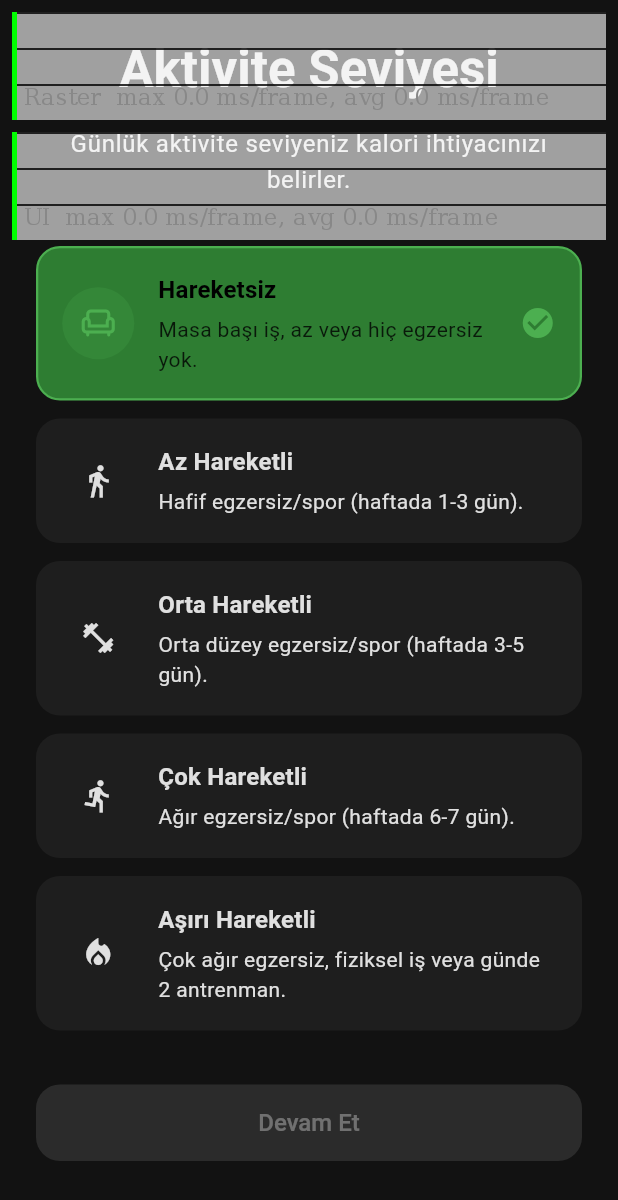
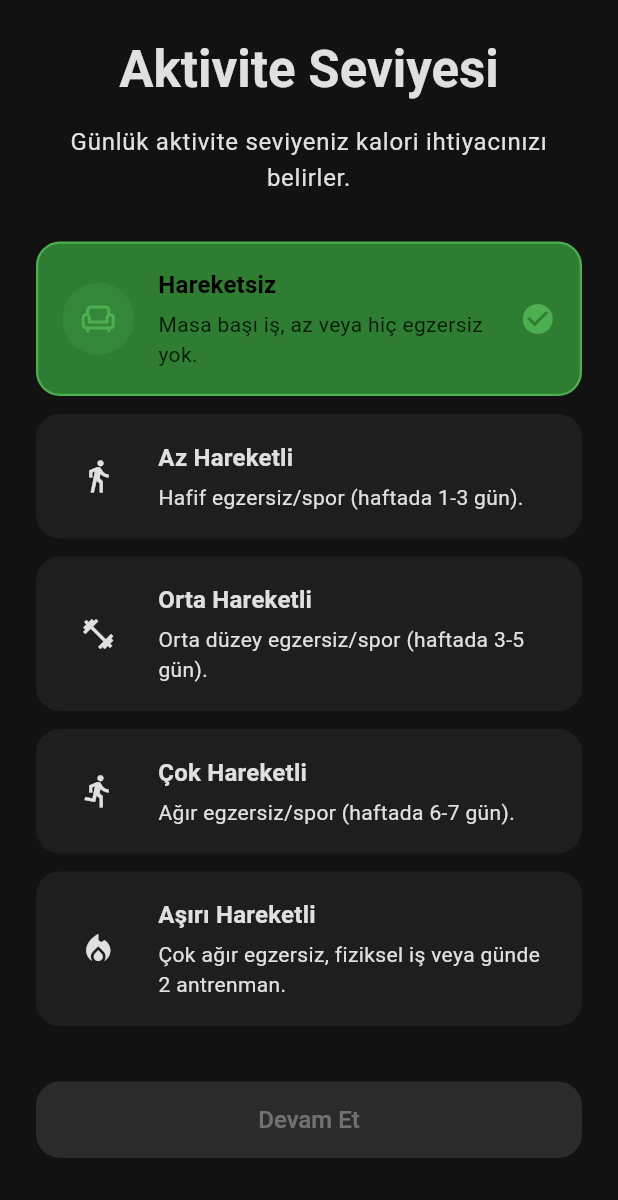
Before and after one commit to berkecibir/calorie_lens_ai, a Flutter app: the ActivityLevelStep widget shown alone on an empty page, opened directly, after a tap on "Hareketsiz", on a phone screen of 412 x 824 dp. Shown: the top 1200 px of the screen. Run offline on Flutter 3.47's test engine with Material 3 defaults, Android fonts, the light colour scheme and no system bars; our stand-ins replace cloud_firestore, dartz, equatable, firebase_auth, firebase_core, flutter_bloc and 5 more; accounts and stored records are empty.

Commit message:
feat: Add onboarding wizard activity level step with UI, text constants, and enum extensions, plus VS Code setup.

```diff
--- /dev/null
+++ b/lib/core/utils/const/onboardin_wizard_texts.dart
@@ -0,0 +1,5 @@
+class OnboardinWizardTexts {
+  static const String activityLevelStepTitle = 'Aktivite Seviyesi';
+  static const String activityLevelStepDescription =
+      'Günlük aktivite seviyeniz kalori ihtiyacınızı belirler.';
+}
--- /dev/null
+++ b/lib/feat/calorie_lens_ai/domain/entities/onboarding_wizard/activity_level_extension.dart
@@ -0,0 +1,49 @@
+import 'package:calorie_lens_ai_app/feat/calorie_lens_ai/domain/entities/onboarding_wizard/user_profile_entity.dart';
+import 'package:flutter/material.dart';
+
+extension ActivityLevelExtension on ActivityLevel {
+  String get title {
+    switch (this) {
+      case ActivityLevel.sedentary:
+        return 'Hareketsiz';
+      case ActivityLevel.lightlyActive:
+        return 'Az Hareketli';
+      case ActivityLevel.moderate:
+        return 'Orta Hareketli';
+      case ActivityLevel.active:
+        return 'Çok Hareketli';
+      case ActivityLevel.veryActive:
+        return 'Aşırı Hareketli';
+    }
+  }
+
+  String get description {
+    switch (this) {
+      case ActivityLevel.sedentary:
+        return 'Masa başı iş, az veya hiç egzersiz yok.';
+      case ActivityLevel.lightlyActive:
+        return 'Hafif egzersiz/spor (haftada 1-3 gün).';
+      case ActivityLevel.moderate:
+        return 'Orta düzey egzersiz/spor (haftada 3-5 gün).';
+      case ActivityLevel.active:
+        return 'Ağır egzersiz/spor (haftada 6-7 gün).';
+      case ActivityLevel.veryActive:
+        return 'Çok ağır egzersiz, fiziksel iş veya günde 2 antrenman.';
+    }
+  }
+
+  IconData get icon {
+    switch (this) {
+      case ActivityLevel.sedentary:
+        return Icons.chair_outlined;
+      case ActivityLevel.lightlyActive:
+        return Icons.directions_walk;
+      case ActivityLevel.moderate:
+        return Icons.fitness_center;
+      case ActivityLevel.active:
+        return Icons.directions_run;
+      case ActivityLevel.veryActive:
+        return Icons.local_fire_department;
+    }
+  }
+}
--- a/lib/feat/calorie_lens_ai/presentation/pages/onboarding_wizard/widgets/steps/activity_level_step.dart
+++ b/lib/feat/calorie_lens_ai/presentation/pages/onboarding_wizard/widgets/steps/activity_level_step.dart
@@ -1,3 +1,8 @@
+import 'package:calorie_lens_ai_app/core/sizes/app_sizes.dart';
+import 'package:calorie_lens_ai_app/core/ui/border/app_border_radius.dart';
+import 'package:calorie_lens_ai_app/core/utils/const/onboardin_wizard_texts.dart';
+import 'package:calorie_lens_ai_app/core/widgets/device_spacing/device_spacing.dart';
+import 'package:calorie_lens_ai_app/feat/calorie_lens_ai/domain/entities/onboarding_wizard/activity_level_extension.dart'; // ✅ YENİ IMPORT
 import 'package:calorie_lens_ai_app/feat/calorie_lens_ai/domain/entities/onboarding_wizard/user_profile_entity.dart';
 import 'package:calorie_lens_ai_app/feat/calorie_lens_ai/presentation/cubits/onboarding_wizard/onboarding_wizard_cubit.dart';
 import 'package:calorie_lens_ai_app/feat/calorie_lens_ai/presentation/cubits/onboarding_wizard/onboarding_wizard_state.dart';
@@ -9,39 +14,19 @@ class ActivityLevelStep extends StatelessWidget {
 
   const ActivityLevelStep({super.key, this.onNext});
 
-  static const Map<ActivityLevel, Map<String, String>> _activityDetails = {
-    ActivityLevel.sedentary: {
-      'title': 'Hareketsiz',
-      'description': 'Masa başı iş, az veya hiç egzersiz yok.',
-      'icon': 'chair',
-    },
-    ActivityLevel.lightlyActive: {
-      'title': 'Az Hareketli',
-      'description': 'Hafif egzersiz/spor (haftada 1-3 gün).',
-      'icon': 'directions_walk',
-    },
-    ActivityLevel.moderate: {
-      'title': 'Orta Hareketli',
-      'description': 'Orta düzey egzersiz/spor (haftada 3-5 gün).',
-      'icon': 'fitness_center',
-    },
-    ActivityLevel.active: {
-      'title': 'Çok Hareketli',
-      'description': 'Ağır egzersiz/spor (haftada 6-7 gün).',
-      'icon': 'run_circle',
-    },
-    ActivityLevel.veryActive: {
-      'title': 'Aşırı Hareketli',
-      'description': 'Çok ağır egzersiz, fiziksel iş veya günde 2 antrenman.',
-      'icon': 'local_fire_department',
-    },
-  };
-
   @override
   Widget build(BuildContext context) {
     final theme = Theme.of(context);
 
     return BlocBuilder<OnboardingWizardCubit, OnboardingWizardState>(
+      buildWhen: (previous, current) {
+        if (previous is OnboardingWizardLoaded &&
+            current is OnboardingWizardLoaded) {
+          return previous.userProfile.activityLevel !=
+              current.userProfile.activityLevel;
+        }
+        return previous != current;
+      },
       builder: (context, state) {
         ActivityLevel? currentLevel;
         if (state is OnboardingWizardLoaded) {
@@ -49,36 +34,34 @@ class ActivityLevelStep extends StatelessWidget {
         }
 
         return SingleChildScrollView(
-          padding: const EdgeInsets.all(24.0),
+          padding: EdgeInsets.all(AppSizes.s24),
           child: Column(
             crossAxisAlignment: CrossAxisAlignment.stretch,
             children: [
               Text(
-                'Aktivite Seviyesi',
+                OnboardinWizardTexts.activityLevelStepTitle,
                 style: theme.textTheme.headlineMedium?.copyWith(
                   fontWeight: FontWeight.bold,
                 ),
                 textAlign: TextAlign.center,
               ),
-              const SizedBox(height: 16),
+              DeviceSpacing.medium.height,
               Text(
-                'Günlük aktivite seviyeniz kalori ihtiyacınızı belirler.',
+                OnboardinWizardTexts.activityLevelStepDescription,
                 style: theme.textTheme.bodyLarge?.copyWith(
                   color: theme.colorScheme.onSurfaceVariant,
                 ),
                 textAlign: TextAlign.center,
               ),
-              const SizedBox(height: 32),
+              DeviceSpacing.xxlarge.height,
               ...ActivityLevel.values.map((level) {
-                final details = _activityDetails[level]!;
                 final isSelected = currentLevel == level;
-
                 return Padding(
-                  padding: const EdgeInsets.only(bottom: 12.0),
+                  padding: EdgeInsets.only(bottom: AppSizes.s12),
                   child: _ActivityCard(
-                    title: details['title']!,
-                    description: details['description']!,
-                    iconData: _getIconData(details['icon']!),
+                    title: level.title,
+                    description: level.description,
+                    iconData: level.icon,
                     isSelected: isSelected,
                     onTap: () {
                       context
@@ -88,13 +71,13 @@ class ActivityLevelStep extends StatelessWidget {
                   ),
                 );
               }),
-              const SizedBox(height: 24),
+              DeviceSpacing.xlarge.height,
               ElevatedButton(
                 onPressed: currentLevel != null ? onNext : null,
                 style: ElevatedButton.styleFrom(
-                  padding: const EdgeInsets.symmetric(vertical: 16),
+                  padding: EdgeInsets.symmetric(vertical: AppSizes.s16),
                   shape: RoundedRectangleBorder(
-                    borderRadius: BorderRadius.circular(16),
+                    borderRadius: AppBorderRadius.circular(AppSizes.s16),
                   ),
                 ),
                 child: const Text('Devam Et'),
@@ -104,24 +87,6 @@ class ActivityLevelStep extends StatelessWidget {
         );
       },
     );
-  }
-
-  IconData _getIconData(String iconName) {
-    switch (iconName) {
-      case 'chair':
-        return Icons
-            .chair_outlined; // chair exists in recent flutter? if not use weekend
-      case 'directions_walk':
-        return Icons.directions_walk;
-      case 'fitness_center':
-        return Icons.fitness_center;
-      case 'run_circle':
-        return Icons.directions_run;
-      case 'local_fire_department':
-        return Icons.local_fire_department;
-      default:
-        return Icons.help_outline;
-    }
   }
 }
 
@@ -148,28 +113,28 @@ class _ActivityCard extends StatelessWidget {
       onTap: onTap,
       child: AnimatedContainer(
         duration: const Duration(milliseconds: 200),
-        padding: const EdgeInsets.all(16),
+        padding: EdgeInsets.all(AppSizes.s16),
         decoration: BoxDecoration(
           color:
               isSelected ? theme.colorScheme.primaryContainer : theme.cardColor,
-          borderRadius: BorderRadius.circular(16),
+          borderRadius: AppBorderRadius.circular(AppSizes.s16),
           border: Border.all(
             color: isSelected ? theme.colorScheme.primary : Colors.transparent,
-            width: 1.5,
+            width: AppSizes.s1 + 0.5,
           ),
           boxShadow: [
             if (!isSelected)
               BoxShadow(
                 color: Colors.black.withOpacity(0.03),
-                blurRadius: 4,
-                offset: const Offset(0, 2),
+                blurRadius: AppSizes.s4,
+                offset: Offset(AppSizes.s0, AppSizes.s2),
               ),
           ],
         ),
         child: Row(
           children: [
             Container(
-              padding: const EdgeInsets.all(12),
+              padding: EdgeInsets.all(AppSizes.s12),
               decoration: BoxDecoration(
                 color: isSelected
                     ? theme.colorScheme.primary.withOpacity(0.2)
@@ -184,7 +149,7 @@ class _ActivityCard extends StatelessWidget {
                     : theme.colorScheme.onSurfaceVariant,
               ),
             ),
-            const SizedBox(width: 16),
+            SizedBox(width: AppSizes.s16),
             Expanded(
               child: Column(
                 crossAxisAlignment: CrossAxisAlignment.start,
@@ -198,7 +163,7 @@ class _ActivityCard extends StatelessWidget {
                           : theme.colorScheme.onSurface,
                     ),
                   ),
-                  const SizedBox(height: 4),
+                  SizedBox(height: AppSizes.s4),
                   Text(
                     description,
                     style: theme.textTheme.bodyMedium?.copyWith(
--- a/lib/main.dart
+++ b/lib/main.dart
@@ -5,8 +5,7 @@ import 'package:calorie_lens_ai_app/core/init/app_init.dart';
 import 'package:calorie_lens_ai_app/core/routes/app_routes.dart';
 import 'package:calorie_lens_ai_app/core/utils/const/app_texts.dart';
 import 'package:calorie_lens_ai_app/core/widgets/navigation_helper/navigation_helper.dart';
-import 'package:calorie_lens_ai_app/feat/calorie_lens_ai/presentation/pages/auth/pages/sign_up_page.dart';
-import 'package:calorie_lens_ai_app/feat/calorie_lens_ai/presentation/pages/onboarding/pages/onboarding_pages.dart';
+import 'package:calorie_lens_ai_app/feat/calorie_lens_ai/presentation/pages/onboarding_wizard/pages/onboarding_wizard_page.dart';
 import 'package:calorie_lens_ai_app/feat/calorie_lens_ai/presentation/providers/bloc_providers_set_up.dart';
 import 'package:flutter/material.dart';
 import 'package:flutter_bloc/flutter_bloc.dart';
@@ -33,7 +32,7 @@ class MainApp extends StatelessWidget {
     return MultiBlocProvider(
       providers: BlocProviderSetUp.providers,
       child: MaterialApp(
-        showPerformanceOverlay: true,
+        showPerformanceOverlay: false,
         theme: AppTheme.darkTheme,
         builder: (context, child) {
           AppInit.initDeviceSize(context);
@@ -41,7 +40,7 @@ class MainApp extends StatelessWidget {
         },
         navigatorKey: Navigation.navigationKey,
         routes: AppRoutes.routes,
-        initialRoute: SignUpPage.id,
+        initialRoute: OnboardingWizardPages.id,
       ),
     );
   }
```
